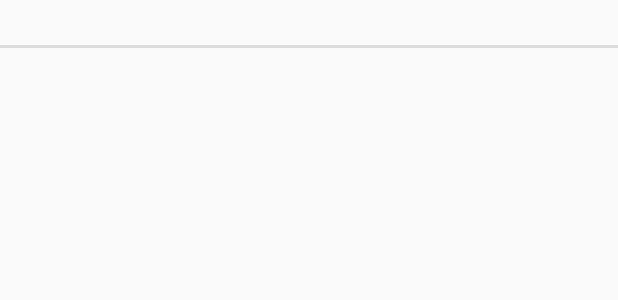
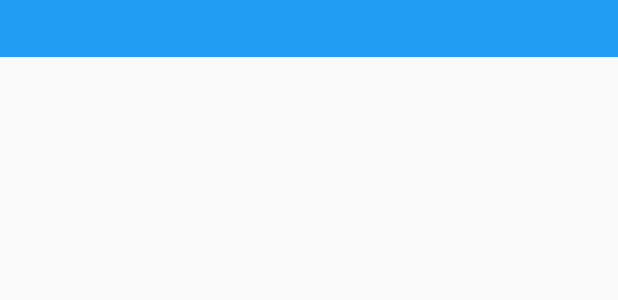
Before and after one commit to ESNFranceG33kTeam/np_nancy_15, an Android app: the layout list_header.xml on its own in the app's theme, with its tools: preview values and no code run, on a phone screen of 412 x 824 dp. Shown: the top 300 px of the screen. Run offline under Robolectric (Android 15) with nearby library versions, the light colour scheme and no system bars.

Commit message:
add alexandra + fix header on schedule

```diff
--- a/app/src/main/res/layout/list_header.xml
+++ b/app/src/main/res/layout/list_header.xml
@@ -1,10 +1,18 @@
 <LinearLayout xmlns:android="http://schemas.android.com/apk/res/android"
     android:layout_width="fill_parent"
     android:layout_height="wrap_content"
-    android:orientation="vertical">
+    android:orientation="vertical"
+    android:background="@color/esnblue">
 
-    <include
+    <TextView
         android:id="@+id/header"
-        layout="@android:layout/preference_category" />
+        layout="@android:layout/preference_category"
+        android:padding="5dp"
+        android:textColor="@color/white"
+        android:layout_width="wrap_content"
+        android:layout_height="wrap_content"
+        android:layout_marginLeft="100dp"
+        android:textSize="20dp"
+        android:textStyle="bold" />
 
 </LinearLayout>
```
Also changed, not shown: app/src/main/java/org/esn/geekteam/npnancy15/fragments/ScheduleFragment.java (+15 -6 lines), app/src/main/res/values/color.xml (added, +28 -0 lines), app/src/main/res/drawable/alexandra_tistea.png.
